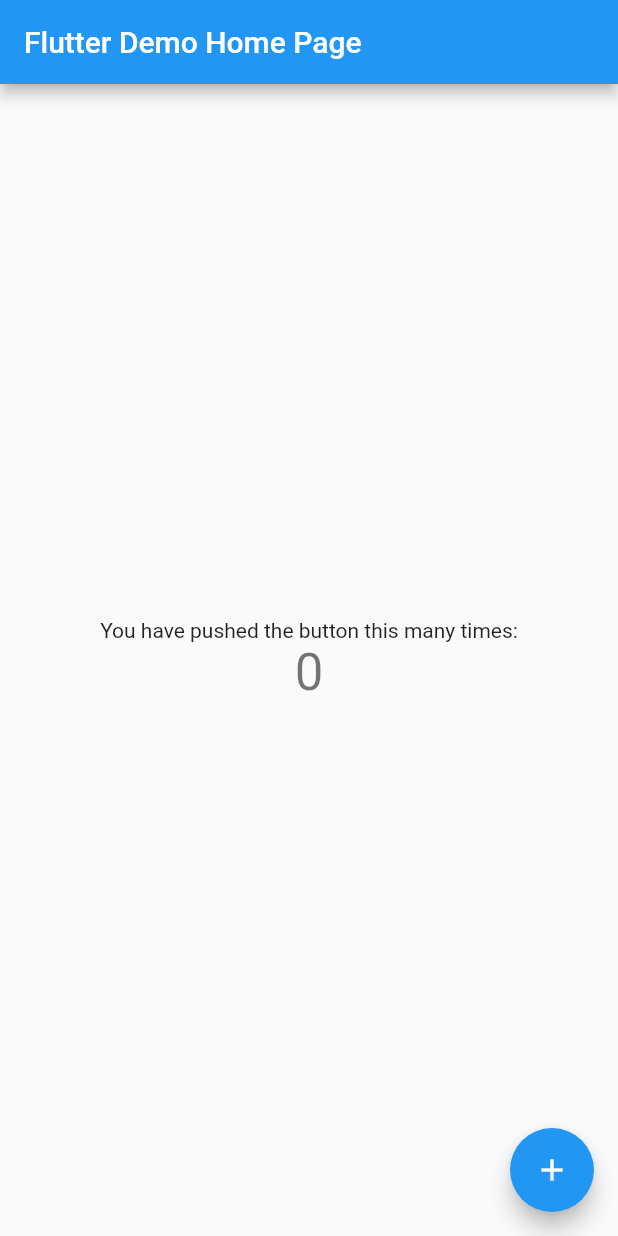
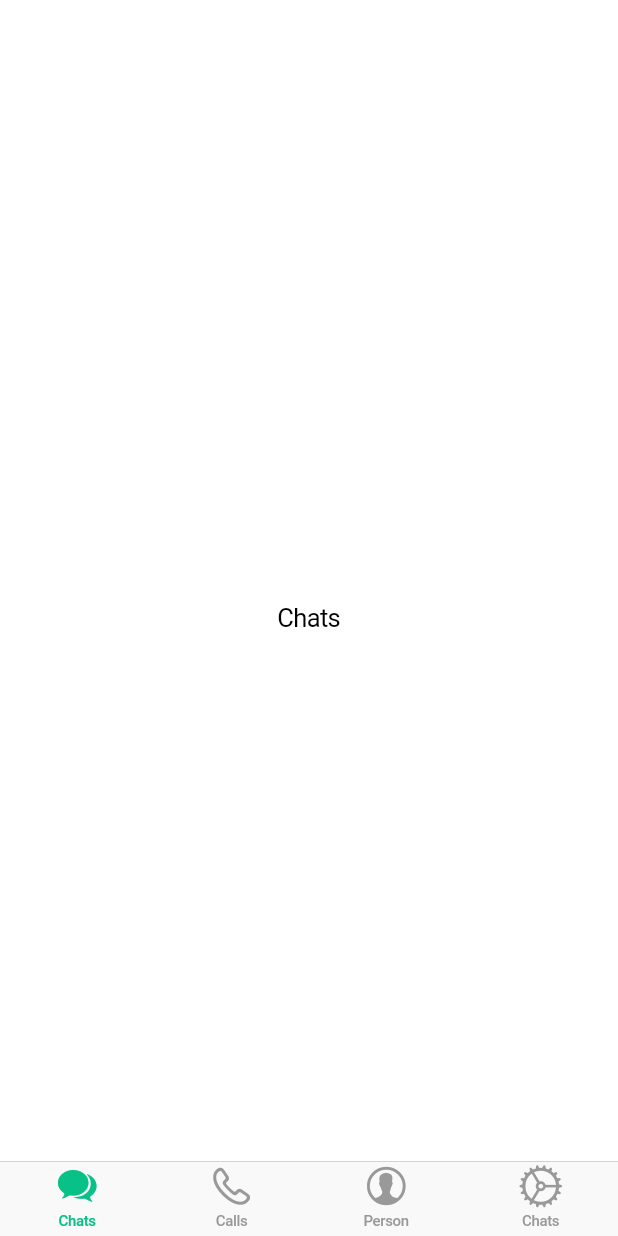
Before and after one commit to taydinadnan/passman, a Flutter app: the screen it shows after launch, on a phone screen of 412 x 824 dp. Run offline on Flutter 3.47's test engine with Material 2 defaults, Android fonts, the light colour scheme and no system bars.

Commit message:
tab bar and screens

```diff
--- a/lib/main.dart
+++ b/lib/main.dart
@@ -1,4 +1,8 @@
-import 'package:flutter/material.dart';
+import 'package:flutter/cupertino.dart';
+import 'package:passwmanager/screens/calls.dart';
+import 'package:passwmanager/screens/chats.dart';
+import 'package:passwmanager/screens/person.dart';
+import 'package:passwmanager/screens/settings.dart';
 
 void main() {
   runApp(const MyApp());
@@ -10,106 +14,47 @@
   // This widget is the root of your application.
   @override
   Widget build(BuildContext context) {
-    return MaterialApp(
-      title: 'Flutter Demo',
-      theme: ThemeData(
-        // This is the theme of your application.
-        //
-        // Try running your application with "flutter run". You'll see the
-        // application has a blue toolbar. Then, without quitting the app, try
-        // changing the primarySwatch below to Colors.green and then invoke
-        // "hot reload" (press "r" in the console where you ran "flutter run",
-        // or simply save your changes to "hot reload" in a Flutter IDE).
-        // Notice that the counter didn't reset back to zero; the application
-        // is not restarted.
-        primarySwatch: Colors.blue,
+    return CupertinoApp(
+      home: HomePage(),
+      theme: CupertinoThemeData(
+        brightness: Brightness.light,
+        primaryColor: Color(0xFF08C187),
       ),
-      home: const MyHomePage(title: 'Flutter Demo Home Page'),
     );
   }
 }
 
-class MyHomePage extends StatefulWidget {
-  const MyHomePage({Key? key, required this.title}) : super(key: key);
+class HomePage extends StatelessWidget {
+  HomePage({Key? key}) : super(key: key);
 
-  // This widget is the home page of your application. It is stateful, meaning
-  // that it has a State object (defined below) that contains fields that affect
-  // how it looks.
-
-  // This class is the configuration for the state. It holds the values (in this
-  // case the title) provided by the parent (in this case the App widget) and
-  // used by the build method of the State. Fields in a Widget subclass are
-  // always marked "final".
-
-  final String title;
-
-  @override
-  State<MyHomePage> createState() => _MyHomePageState();
-}
-
-class _MyHomePageState extends State<MyHomePage> {
-  int _counter = 0;
-
-  void _incrementCounter() {
-    setState(() {
-      // This call to setState tells the Flutter framework that something has
-      // changed in this State, which causes it to rerun the build method below
-      // so that the display can reflect the updated values. If we changed
-      // _counter without calling setState(), then the build method would not be
-      // called again, and so nothing would appear to happen.
-      _counter++;
-    });
-  }
+  var screens = [
+    ChatsScreen(),
+    CallsScreen(),
+    PersonScreen(),
+    SettingsScreen(),
+  ];
 
   @override
   Widget build(BuildContext context) {
-    // This method is rerun every time setState is called, for instance as done
-    // by the _incrementCounter method above.
-    //
-    // The Flutter framework has been optimized to make rerunning build methods
-    // fast, so that you can just rebuild anything that needs updating rather
-    // than having to individually change instances of widgets.
-    return Scaffold(
-      appBar: AppBar(
-        // Here we take the value from the MyHomePage object that was created by
-        // the App.build method, and use it to set our appbar title.
-        title: Text(widget.title),
-      ),
-      body: Center(
-        // Center is a layout widget. It takes a single child and positions it
-        // in the middle of the parent.
-        child: Column(
-          // Column is also a layout widget. It takes a list of children and
-          // arranges them vertically. By default, it sizes itself to fit its
-          // children horizontally, and tries to be as tall as its parent.
-          //
-          // Invoke "debug painting" (press "p" in the console, choose the
-          // "Toggle Debug Paint" action from the Flutter Inspector in Android
-          // Studio, or the "Toggle Debug Paint" command in Visual Studio Code)
-          // to see the wireframe for each widget.
-          //
-          // Column has various properties to control how it sizes itself and
-          // how it positions its children. Here we use mainAxisAlignment to
-          // center the children vertically; the main axis here is the vertical
-          // axis because Columns are vertical (the cross axis would be
-          // horizontal).
-          mainAxisAlignment: MainAxisAlignment.center,
-          children: <Widget>[
-            const Text(
-              'You have pushed the button this many times:',
-            ),
-            Text(
-              '$_counter',
-              style: Theme.of(context).textTheme.headline4,
-            ),
+    return CupertinoPageScaffold(
+      child: CupertinoTabScaffold(
+        resizeToAvoidBottomInset: true,
+        tabBar: CupertinoTabBar(
+          items: [
+            BottomNavigationBarItem(
+                icon: Icon(CupertinoIcons.chat_bubble_2_fill), label: 'Chats'),
+            BottomNavigationBarItem(
+                icon: Icon(CupertinoIcons.phone), label: 'Calls'),
+            BottomNavigationBarItem(
+                icon: Icon(CupertinoIcons.person_alt_circle), label: 'Person'),
+            BottomNavigationBarItem(
+                icon: Icon(CupertinoIcons.settings), label: 'Chats'),
           ],
         ),
+        tabBuilder: (BuildContext context, int index) {
+          return screens[index];
+        },
       ),
-      floatingActionButton: FloatingActionButton(
-        onPressed: _incrementCounter,
-        tooltip: 'Increment',
-        child: const Icon(Icons.add),
-      ), // This trailing comma makes auto-formatting nicer for build methods.
     );
   }
 }
--- /dev/null
+++ b/lib/screens/calls.dart
@@ -0,0 +1,15 @@
+import 'package:flutter/cupertino.dart';
+import 'package:flutter/src/widgets/framework.dart';
+
+class CallsScreen extends StatelessWidget {
+  const CallsScreen({super.key});
+
+  @override
+  Widget build(BuildContext context) {
+    return Container(
+      child: Center(
+        child: Text("Calls"),
+      ),
+    );
+  }
+}
--- /dev/null
+++ b/lib/screens/chats.dart
@@ -0,0 +1,15 @@
+import 'package:flutter/cupertino.dart';
+import 'package:flutter/src/widgets/framework.dart';
+
+class ChatsScreen extends StatelessWidget {
+  const ChatsScreen({super.key});
+
+  @override
+  Widget build(BuildContext context) {
+    return Container(
+      child: Center(
+        child: Text("Chats"),
+      ),
+    );
+  }
+}
--- /dev/null
+++ b/lib/screens/person.dart
@@ -0,0 +1,15 @@
+import 'package:flutter/cupertino.dart';
+import 'package:flutter/src/widgets/framework.dart';
+
+class PersonScreen extends StatelessWidget {
+  const PersonScreen({super.key});
+
+  @override
+  Widget build(BuildContext context) {
+    return Container(
+      child: Center(
+        child: Text("Chats"),
+      ),
+    );
+  }
+}
--- /dev/null
+++ b/lib/screens/settings.dart
@@ -0,0 +1,15 @@
+import 'package:flutter/cupertino.dart';
+import 'package:flutter/src/widgets/framework.dart';
+
+class SettingsScreen extends StatelessWidget {
+  const SettingsScreen({super.key});
+
+  @override
+  Widget build(BuildContext context) {
+    return Container(
+      child: Center(
+        child: Text("Chats"),
+      ),
+    );
+  }
+}
```
